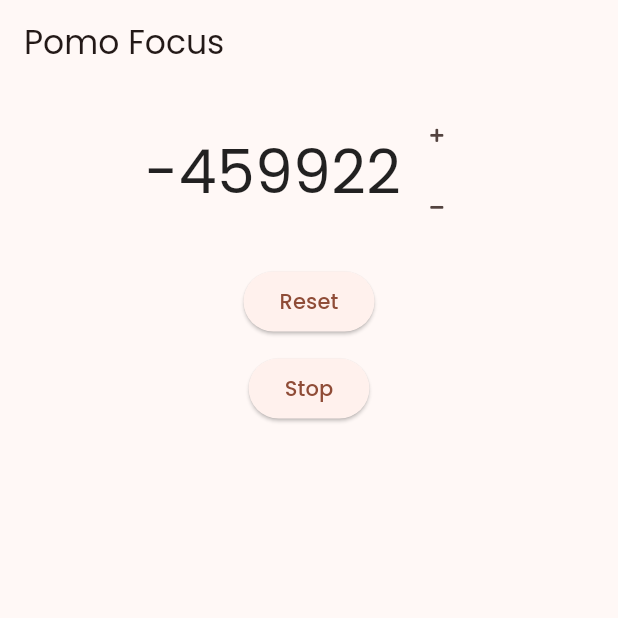
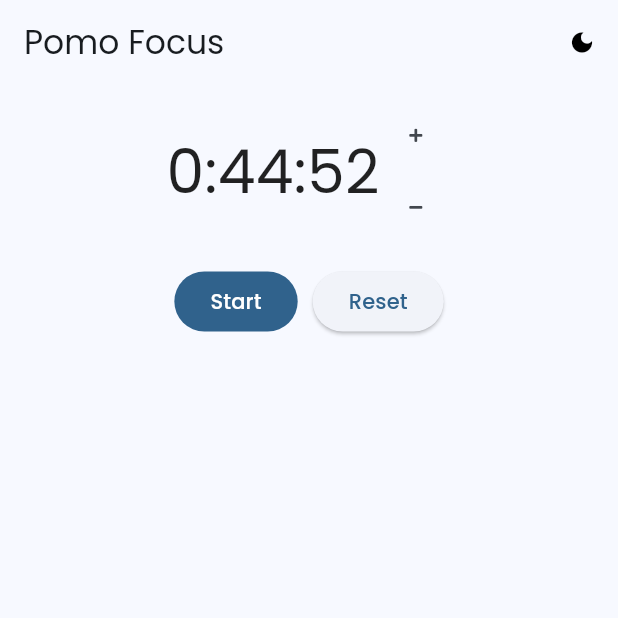
Before and after one commit to zeykafx/flutter_pomodoro_timer_app, a Flutter app: the screen it shows after launch, after a tap on "Stop", on a phone screen of 412 x 824 dp, the top half of it. Run offline on Flutter 3.47's test engine with Material 2 defaults, Android fonts, the phone set to English and light mode, and no system bars; our stand-ins replace fluttericon, get, get_storage, google_fonts, styled_widget.

Commit message:
fixed timer

```diff
--- /dev/null
+++ b/lib/Pages/Pomo/pomo.dart
@@ -0,0 +1,123 @@
+import 'dart:async';
+
+import 'package:flutter/material.dart';
+import 'package:flutter/services.dart';
+import 'package:flutter_pomodoro_timer_app/Pages/Pomo/reset_button.dart';
+import 'package:flutter_pomodoro_timer_app/Pages/Pomo/start_stop_button.dart';
+import 'package:fluttericon/font_awesome5_icons.dart';
+import 'package:get/get.dart';
+import 'package:styled_widget/styled_widget.dart';
+
+class Pomo extends StatefulWidget {
+  const Pomo({Key? key}) : super(key: key);
+
+  @override
+  State<Pomo> createState() => _PomoState();
+}
+
+class _PomoState extends State<Pomo> {
+  int endTimestamp = 0;
+  String timeLeftString = "";
+  late Timer timer;
+
+  int defaultMinutes = 45;
+
+  @override
+  void initState() {
+    super.initState();
+    startTimer(0);
+    resetTimer(defaultMinutes);
+  }
+
+  void startTimer(int stoppedTimeStamp) {
+    setState(() {
+      if (stoppedTimeStamp != 0) {
+        endTimestamp = getDateTime().add(DateTime.now().difference(DateTime.fromMillisecondsSinceEpoch(stoppedTimeStamp))).millisecondsSinceEpoch;
+      }
+      timer = Timer.periodic(const Duration(milliseconds: 100), (Timer t) {
+        updateFormattedTimeLeftString();
+      });
+    });
+  }
+
+  void resetTimer(int minutes) {
+    setState(() {
+      endTimestamp = DateTime.now().add(Duration(minutes: minutes)).millisecondsSinceEpoch;
+    });
+  }
+
+  void incrementTimeStamp(int minutes) {
+    setState(() {
+      endTimestamp = getDateTime().add(Duration(minutes: minutes)).millisecondsSinceEpoch;
+    });
+    updateFormattedTimeLeftString();
+  }
+
+  void decrementTimeStamp(int minutes) {
+    incrementTimeStamp(-minutes);
+  }
+
+  DateTime getDateTime() {
+    return DateTime.fromMillisecondsSinceEpoch(endTimestamp);
+  }
+
+  bool isTimerDone() {
+    DateTime timestampDate = getDateTime();
+    if (DateTime.now().compareTo(timestampDate) >= 0) {
+      return true;
+    } else {
+      return false;
+    }
+  }
+
+  Duration getTimeLeft() {
+    return getDateTime().difference(DateTime.now());
+  }
+
+  String updateFormattedTimeLeftString() {
+    Duration timeLeft = getTimeLeft();
+    setState(() {
+      timeLeftString = timeLeft.toString().substring(0, 7);
+    });
+    return timeLeftString;
+  }
+
+  @override
+  Widget build(BuildContext context) {
+    return Center(
+      child: [
+        [
+          Text(
+            timeLeftString,
+            style: const TextStyle(fontSize: 40),
+          ),
+          [
+            IconButton(onPressed: () => incrementTimeStamp(1), icon: const Icon(FontAwesome5.plus, size: 10)),
+            IconButton(
+                onPressed: () => decrementTimeStamp(1),
+                icon: const Icon(
+                  FontAwesome5.minus,
+                  size: 10,
+                )),
+          ].toColumn(mainAxisAlignment: MainAxisAlignment.center, separator: const Padding(padding: EdgeInsets.all(0))),
+        ].toRow(mainAxisAlignment: MainAxisAlignment.center).padding(all: 10),
+        [
+          StartStopButton(
+              timer: timer,
+              startTimer: startTimer,
+              updateFormattedTimeLeftString: updateFormattedTimeLeftString
+          ).paddingAll(5),
+
+          ResetButton(
+            defaultMinutes: defaultMinutes,
+            updateFormattedTimeLeftString: updateFormattedTimeLeftString,
+            resetTimer: resetTimer,
+          ).paddingAll(5),
+
+        ].toRow(
+          mainAxisAlignment: MainAxisAlignment.center
+        ),
+      ].toColumn(),
+    );
+  }
+}
--- /dev/null
+++ b/lib/Pages/Pomo/reset_button.dart
@@ -0,0 +1,19 @@
+import 'package:flutter/material.dart';
+
+class ResetButton extends StatelessWidget {
+  const ResetButton({Key? key, required this.resetTimer, required this.defaultMinutes, required this.updateFormattedTimeLeftString}) : super(key: key);
+
+  final Function resetTimer;
+  final int defaultMinutes;
+  final Function updateFormattedTimeLeftString;
+
+  @override
+  Widget build(BuildContext context) {
+    return ElevatedButton(
+        onPressed: () {
+          resetTimer(defaultMinutes);
+          updateFormattedTimeLeftString();
+        },
+        child: const Text("Reset"));
+  }
+}
--- /dev/null
+++ b/lib/Pages/Pomo/start_stop_button.dart
@@ -0,0 +1,41 @@
+import 'dart:async';
+
+import 'package:flutter/material.dart';
+
+class StartStopButton extends StatefulWidget {
+  const StartStopButton({Key? key, required this.timer, required this.startTimer, required this.updateFormattedTimeLeftString}) : super(key: key);
+
+  final Timer timer;
+  final Function startTimer;
+  final Function updateFormattedTimeLeftString;
+
+  @override
+  _StartStopButtonState createState() => _StartStopButtonState();
+}
+
+class _StartStopButtonState extends State<StartStopButton> {
+  DateTime? stopTimeStamp;
+
+  void stopTimer() {
+    widget.timer.cancel();
+    stopTimeStamp = DateTime.now();
+  }
+
+  @override
+  Widget build(BuildContext context) {
+    return ElevatedButton(
+        style: ElevatedButton.styleFrom(
+          // Foreground color
+          onPrimary: Theme.of(context).colorScheme.onPrimary,
+          // Background color
+          primary: Theme.of(context).colorScheme.primary,
+        ).copyWith(elevation: ButtonStyleButton.allOrNull(0.0)),
+        onPressed: () {
+          setState(() {
+            widget.timer.isActive ? stopTimer() : widget.startTimer(stopTimeStamp?.millisecondsSinceEpoch);
+            widget.updateFormattedTimeLeftString();
+          });
+        },
+        child: widget.timer.isActive ? const Text("Stop") : const Text("Start"));
+  }
+}
--- a/lib/Pages/pomo.dart
+++ /dev/null
@@ -1,93 +0,0 @@
-import 'dart:async';
-
-import 'package:flutter/material.dart';
-import 'package:flutter/services.dart';
-import 'package:fluttericon/font_awesome5_icons.dart';
-import 'package:get/get.dart';
-import 'package:styled_widget/styled_widget.dart';
-
-class PomoController extends GetxController {
-  RxInt endTimestamp = 0.obs;
-  RxString timeLeftString = "".obs;
-
-  void changeTimestamp(int newTimeStamp) {
-    endTimestamp.value = newTimeStamp;
-  }
-
-  void incrementTimeStamp(int minutes) {
-    changeTimestamp(getDateTime().add(Duration(minutes: minutes)).millisecondsSinceEpoch);
-  }
-
-  void decrementTimeStamp(int minutes) {
-    incrementTimeStamp(-minutes);
-  }
-
-  DateTime getDateTime() {
-    return DateTime.fromMillisecondsSinceEpoch(endTimestamp.value);
-  }
-
-  bool isTimerDone() {
-    DateTime timestampDate = getDateTime();
-    if (DateTime.now().compareTo(timestampDate) >= 0) {
-      // its time
-      return true;
-    } else {
-      return false;
-    }
-  }
-
-  Duration getTimeLeft() {
-    return getDateTime().difference(DateTime.now());
-  }
-
-  String updateFormattedTimeLeftString() {
-    Duration timeLeft = getTimeLeft();
-    timeLeftString.value = timeLeft.toString().substring(0, 7);
-    return timeLeftString.value;
-  }
-}
-
-class Pomo extends StatelessWidget {
-  const Pomo({Key? key}) : super(key: key);
-
-  @override
-  Widget build(BuildContext context) {
-    final PomoController pomoController = Get.put(PomoController());
-
-    Timer timer = Timer.periodic(const Duration(seconds: 1), (Timer t) {
-      pomoController.updateFormattedTimeLeftString();
-    });
-
-    return Obx(
-      () => Center(
-        child: [
-          [
-            Text(
-              "${pomoController.timeLeftString}",
-              style: const TextStyle(fontSize: 40),
-            ),
-            [
-              IconButton(onPressed: () => pomoController.incrementTimeStamp(1), icon: const Icon(FontAwesome5.plus, size: 10)),
-              IconButton(
-                  onPressed: () => pomoController.decrementTimeStamp(1),
-                  icon: const Icon(
-                    FontAwesome5.minus,
-                    size: 10,
-                  )),
-            ].toColumn(mainAxisAlignment: MainAxisAlignment.center, separator: const Padding(padding: EdgeInsets.all(0))),
-          ].toRow(mainAxisAlignment: MainAxisAlignment.center).padding(all: 10),
-          ElevatedButton(
-              onPressed: () {
-                pomoController.changeTimestamp(DateTime.now().add(const Duration(minutes: 40)).millisecondsSinceEpoch);
-              },
-              child: const Text("Reset")).paddingAll(5),
-          ElevatedButton(
-              onPressed: () {
-                timer.cancel();
-              },
-              child: const Text("Stop")).paddingAll(5),
-        ].toColumn(),
-      ),
-    );
-  }
-}
--- a/lib/main.dart
+++ b/lib/main.dart
@@ -1,51 +1,89 @@
 import 'package:flutter/material.dart';
 import 'package:get/get.dart';
+import 'package:get_storage/get_storage.dart';
 import 'package:google_fonts/google_fonts.dart';
+import 'Pages/Pomo/pomo.dart';
 
-import 'Pages/pomo.dart';
-
-void main() {
+main() async {
+  await GetStorage.init();
   runApp(const MyApp());
 }
 
-class MyApp extends StatelessWidget {
+class MyApp extends StatefulWidget {
   const MyApp({Key? key}) : super(key: key);
 
-  // This widget is the root of your application.
+  @override
+  State<MyApp> createState() => _MyAppState();
+}
+
+class _MyAppState extends State<MyApp> {
+  GetStorage box = GetStorage();
+  bool darkModeEnabled = false;
+
+  @override
+  void initState() {
+    super.initState();
+    darkModeEnabled = box.read("DarkMode") ?? false;
+    if (darkModeEnabled) {
+      Get.changeTheme(ThemeData.dark());
+    }
+  }
+
   @override
   Widget build(BuildContext context) {
     return GetMaterialApp(
+      debugShowCheckedModeBanner: false,
       title: 'Pomo Focus',
       theme: ThemeData(
         useMaterial3: true,
-        colorSchemeSeed: Colors.deepOrangeAccent,
+        colorSchemeSeed: const Color.fromRGBO(44, 62, 80, 1.0),
         brightness: Brightness.light,
         textTheme: GoogleFonts.poppinsTextTheme(ThemeData.light().textTheme),
       ),
       darkTheme: ThemeData(
+        useMaterial3: true,
         colorSchemeSeed: const Color.fromRGBO(44, 62, 80, 1.0),
-        useMaterial3: true,
         brightness: Brightness.dark,
         textTheme: GoogleFonts.poppinsTextTheme(ThemeData.dark().textTheme),
       ),
       themeMode: ThemeMode.light,
-      home: const SafeArea(top: true, child: Main(title: 'Pomo Focus',)),
+      home: SafeArea(top: true, child: Main(title: 'Pomo Focus', darkModeEnabled: darkModeEnabled,)),
     );
   }
 }
 
-class Main extends StatelessWidget {
-  const Main({Key? key, required this.title}) : super(key: key);
+class Main extends StatefulWidget {
+  const Main({Key? key, required this.title, required this.darkModeEnabled}) : super(key: key);
 
   final String title;
+  final bool darkModeEnabled;
+
+  @override
+  State<Main> createState() => _MainState();
+}
+
+class _MainState extends State<Main> {
 
   @override
   Widget build(BuildContext context) {
     return Scaffold(
       appBar: AppBar(
-        title: Text(title),
+        title: Text(widget.title),
+        actions: [
+          Tooltip(
+            message: "Toggle dark theme",
+            waitDuration: const Duration(milliseconds: 500),
+            child: IconButton(
+                onPressed: () {
+                  setState(() {
+                    Get.changeThemeMode(Get.isDarkMode ? ThemeMode.light : ThemeMode.dark);
+                  });
+                },
+                icon: widget.darkModeEnabled ? const Icon(Icons.sunny, color: Colors.white, size: 18) : const Icon(Icons.dark_mode, color: Colors.black, size: 18)),
+          )
+        ],
       ),
-      body: const Pomo(),
+      body: const RepaintBoundary(child: Pomo()),
     );
   }
 }
--- a/pubspec.yaml
+++ b/pubspec.yaml
@@ -33,6 +33,7 @@ dependencies:
   fluttericon: ^2.0.0
   get: ^4.6.5
   styled_widget: ^0.4.0+3
+  get_storage: ^2.0.3
 
   # The following adds the Cupertino Icons font to your application.
   # Use with the CupertinoIcons class for iOS style icons.
```
Also changed, not shown: 1 other file.
